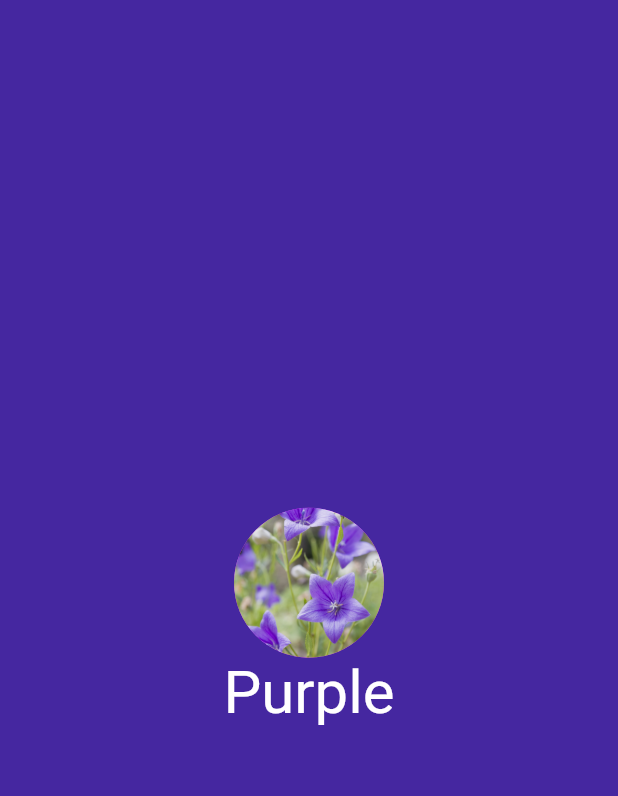
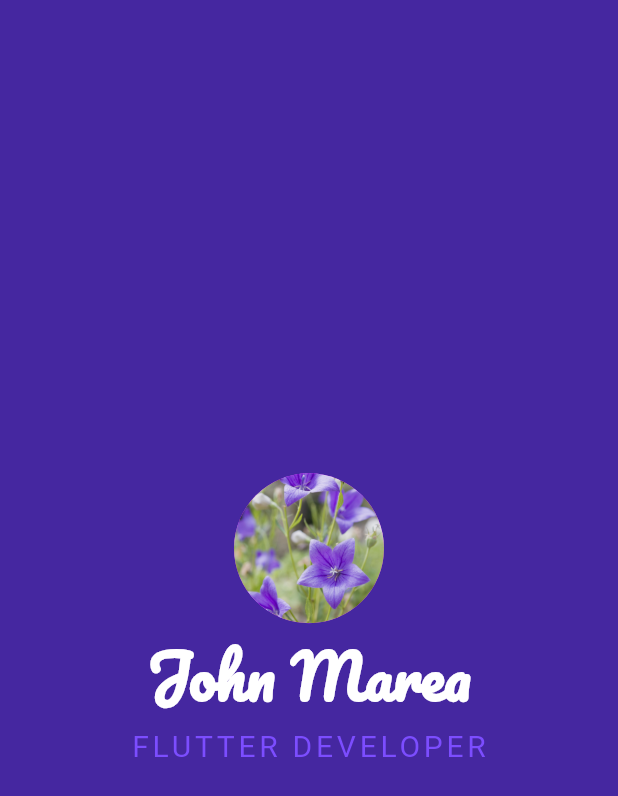
Before and after one commit to Koko-John/im_rich, a Flutter app: the screen it shows after launch, on a phone screen of 412 x 824 dp. Shown: the top 796 px of the screen. Run offline on Flutter 3.47's test engine with Material 2 defaults, Android fonts, the phone set to English and light mode, and no system bars; Roboto replaces fonts that are missing (SourceSansPro).

Commit message:
48 tapping into widget properties

```diff
--- a/lib/main.dart
+++ b/lib/main.dart
@@ -23,12 +23,23 @@ class MyApp extends StatelessWidget {
                     backgroundImage: AssetImage('assets/purple.jpg'),
                   ),
                   Text(
-                    'Purple',
+                    'John Marea',
                     style: TextStyle(
+                      fontFamily: 'Pacifico',
                       fontSize: 40.0,
-                      color: Colors.white
+                      color: Colors.white,
+                      fontWeight: FontWeight.bold,
                     ),
-                  )
+                  ),
+                  Text(
+                  'FLUTTER DEVELOPER',
+                  style: TextStyle(
+                    fontFamily: 'SourceSansPro',
+                    color: Colors.deepPurpleAccent,
+                    fontSize: 20.0,
+                    letterSpacing: 2.5,
+                    ),
+                  ),
                 ],
               ),
             ),
```
Also changed, not shown: pubspec.yaml (+9 -4 lines), fonts/SourceSansPro-ExtraLight.ttf (added).
